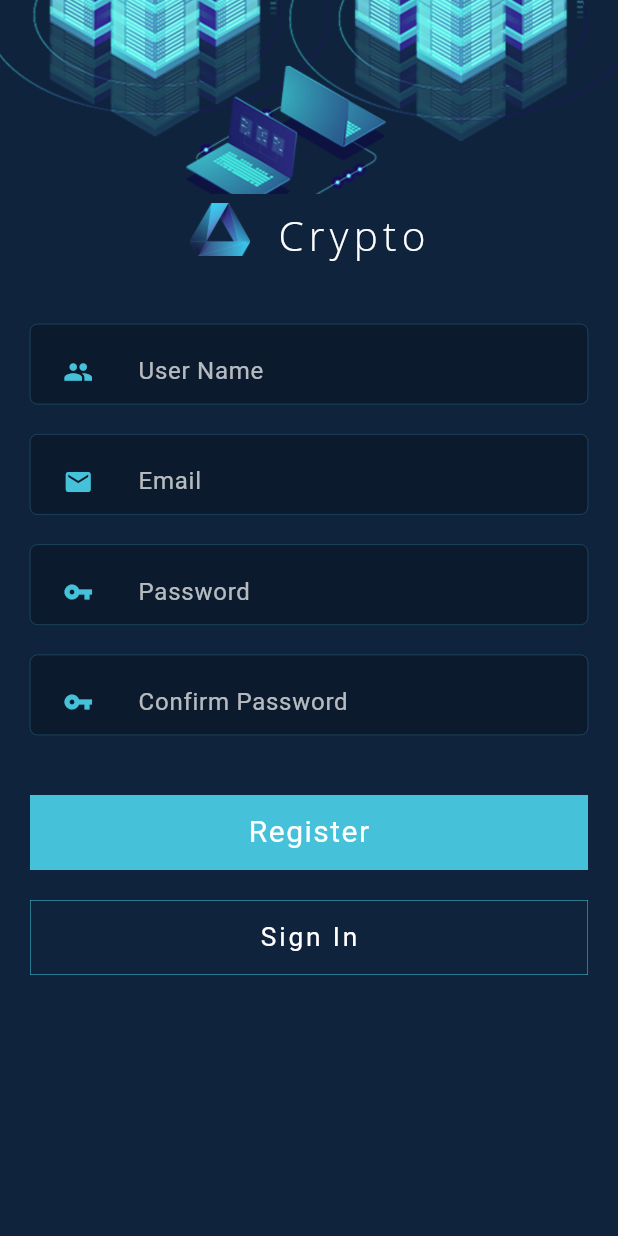
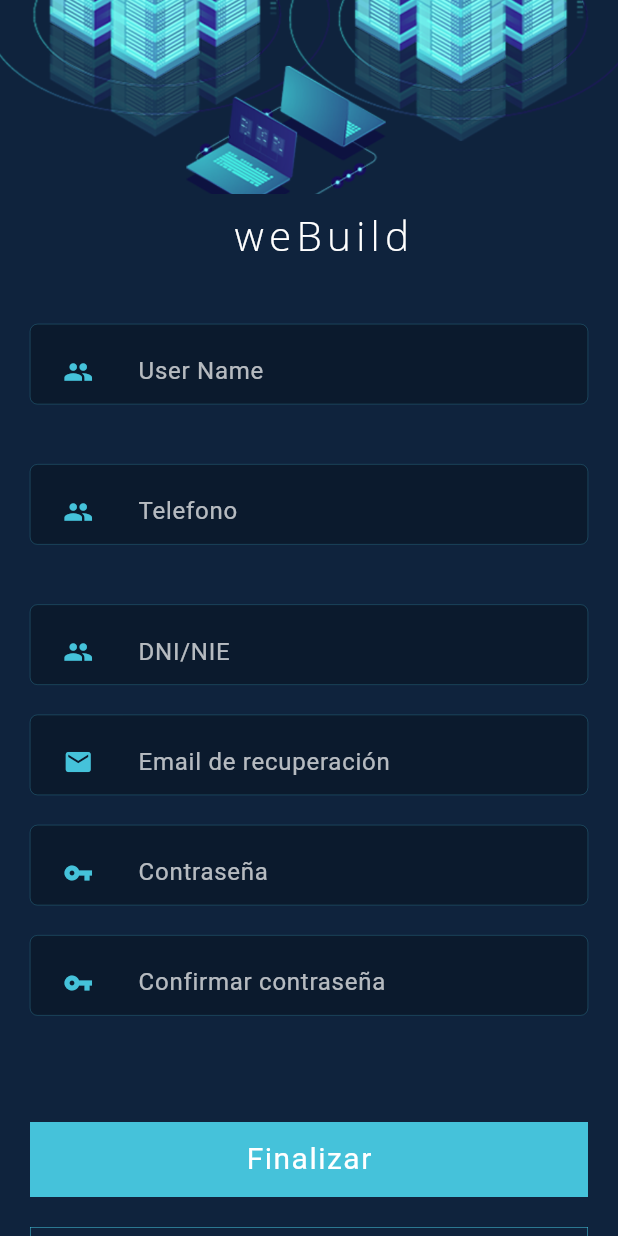
Before and after one commit to weBuild-ecosystem/webuild-mobile, a Flutter app: the signUp screen opened directly, on a phone screen of 412 x 824 dp. Run offline on Flutter 3.47's test engine with Material 3 defaults, Android fonts, the phone set to English and light mode, and no system bars; our stand-ins replace dio, font_awesome_flutter, rxdart, shimmer; missing offline and left inert: cache_manager.

Commit message:
Register user and fix error on login

```diff
--- a/lib/screen/intro/signup.dart
+++ b/lib/screen/intro/signup.dart
@@ -1,7 +1,9 @@
+import 'package:crypto/repository/user.repository.dart';
 import 'package:crypto/screen/Bottom_Nav_Bar/bottom_nav_bar.dart';
 import 'package:crypto/screen/home/home.dart';
 import 'package:crypto/screen/intro/login.dart';
 import 'package:crypto/screen/setting/themes.dart';
+import 'package:crypto/utils/constants.dart';
 import 'package:crypto/utils/helper.dart';
 import 'package:flutter/material.dart';
 import 'package:crypto/component/style.dart';
@@ -14,11 +16,16 @@ class signUp extends StatefulWidget {
 }
 
 class _signUpState extends State<signUp> {
+  late String errorMessage = '';
   ThemeBloc? _themeBloc;
   _signUpState(this._themeBloc);
-  @override
+  final TextEditingController _nieController = TextEditingController();
+  final TextEditingController _userNameController = TextEditingController();
+  final TextEditingController _passwordConfirmController= TextEditingController();
   final TextEditingController _emailController = TextEditingController();
   final TextEditingController _passwordController = TextEditingController();
+  final TextEditingController _phoneController = TextEditingController();
+
   Widget build(BuildContext context) {
     MediaQueryData mediaQuery = MediaQuery.of(context);
     return Scaffold(
@@ -56,12 +63,11 @@ class _signUpState extends State<signUp> {
                       child: Row(
                         mainAxisAlignment: MainAxisAlignment.center,
                         children: <Widget>[
-                          Image.asset("assets/image/logo.png", height: 35.0),
                           Padding(
                             padding:
                                 const EdgeInsets.only(left: 17.0, top: 7.0),
                             child: Text(
-                              "Crypto",
+                              "weBuild",
                               style: TextStyle(
                                   fontFamily: "Sans",
                                   color: Colors.white,
@@ -82,10 +88,40 @@ class _signUpState extends State<signUp> {
                             color: colorStyle.primaryColor,
                             size: 20,
                           ),
-                          controller: _emailController,
+                          controller: _userNameController,
                           hint: 'User Name',
                           obscure: false,
-                          keyboardType: TextInputType.emailAddress,
+                          keyboardType: TextInputType.text,
+                          textAlign: TextAlign.start),
+                    ),
+                     Padding(
+                      padding: const EdgeInsets.only(
+                          left: 20.0, right: 20.0, top: 40.0),
+                      child: _buildTextFeild(
+                          widgetIcon: Icon(
+                            Icons.people,
+                            color: colorStyle.primaryColor,
+                            size: 20,
+                          ),
+                          controller: _phoneController,
+                          hint: 'Telefono',
+                          obscure: false,
+                          keyboardType: TextInputType.text,
+                          textAlign: TextAlign.start),
+                    ),
+                    Padding(
+                      padding: const EdgeInsets.only(
+                          left: 20.0, right: 20.0, top: 40.0),
+                      child: _buildTextFeild(
+                          widgetIcon: Icon(
+                            Icons.people,
+                            color: colorStyle.primaryColor,
+                            size: 20,
+                          ),
+                          controller: _nieController,
+                          hint: 'DNI/NIE',
+                          obscure: false,
+                          keyboardType: TextInputType.text,
                           textAlign: TextAlign.start),
                     ),
                     Padding(
@@ -98,7 +134,7 @@ class _signUpState extends State<signUp> {
                             size: 20,
                           ),
                           controller: _emailController,
-                          hint: 'Email',
+                          hint: 'Email de recuperación',
                           obscure: false,
                           keyboardType: TextInputType.emailAddress,
                           textAlign: TextAlign.start),
@@ -113,9 +149,9 @@ class _signUpState extends State<signUp> {
                             color: colorStyle.primaryColor,
                           ),
                           controller: _passwordController,
-                          hint: 'Password',
+                          hint: 'Contraseña',
                           obscure: true,
-                          keyboardType: TextInputType.emailAddress,
+                          keyboardType: TextInputType.text,
                           textAlign: TextAlign.start),
                     ),
                     Padding(
@@ -127,22 +163,55 @@ class _signUpState extends State<signUp> {
                             size: 20,
                             color: colorStyle.primaryColor,
                           ),
-                          controller: _passwordController,
-                          hint: 'Confirm Password',
+                          controller: _passwordConfirmController,
+                          hint: 'Confirmar contraseña',
                           obscure: true,
-                          keyboardType: TextInputType.emailAddress,
+                          keyboardType: TextInputType.text,
                           textAlign: TextAlign.start),
                     ),
+                    Text(
+                        errorMessage,
+                        style: TextStyle(
+                          fontSize: 14.0,
+                          color: Constants.errorColor,
+                          fontWeight: FontWeight.w300,
+                        ),
+                      ),
+                      SizedBox(height: 10,),
                     Padding(
                       padding: const EdgeInsets.only(
                           left: 20.0, right: 20.0, top: 40.0),
                       child: GestureDetector(
-                        onTap: () {
-                          Navigator.of(context)
+                        onTap: () async {
+                          if ((_userNameController.text?.length ?? 0) > 0 && (_nieController.text?.length ?? 0) > 0 && (_passwordController.text?.length ?? 0) > 0 && (_emailController.text?.length ?? 0) > 0 && (_phoneController.text?.length ?? 0) > 0) {
+                              if(_passwordConfirmController.text == _passwordController.text){
+                                final response = await createUser({
+                                  'dni': _emailController.text,
+                                  'password': _passwordController,
+                                  'email': _emailController.text,
+                                  'fullname': _userNameController.text,
+                                  'phone': _phoneController.text
+                                });
+                                if (await response) {
+                                  // ignore: use_build_context_synchronously
+                                  Helper.nextScreen(context, home());
+                                }
+                              } else {
+                              setState(() {
+                                errorMessage = 'Completa el formulario';
+                              });
+                            }
+
+                          } else {
+                            setState(() {
+                              errorMessage = 'Completa el formulario';
+                            });
+                          }
+                          /*Navigator.of(context)
                               .pushReplacement(PageRouteBuilder(
                                   pageBuilder: (_, __, ___) => bottomNavBar(
                                         themeBloc: _themeBloc,
-                                      )));
+                                      )));*/
                         },
                         child: Container(
                           height: 50.0,
@@ -154,7 +223,7 @@ class _signUpState extends State<signUp> {
                           ),
                           child: Center(
                             child: Text(
-                              "Register",
+                              "Finalizar",
                               style: TextStyle(
                                   color: Colors.white,
                                   fontWeight: FontWeight.w400,
@@ -189,7 +258,7 @@ class _signUpState extends State<signUp> {
                           ),
                           child: Center(
                             child: Text(
-                              "Sign In",
+                              "Iniciar sesión",
                               style: TextStyle(
                                   color: Colors.white,
                                   fontWeight: FontWeight.w400,
```
Also changed, not shown: lib/models/user.model.dart (+6 -54 lines), lib/repository/user.repository.dart (+17 -9 lines), lib/screen/intro/login.dart (+23 -12 lines).
